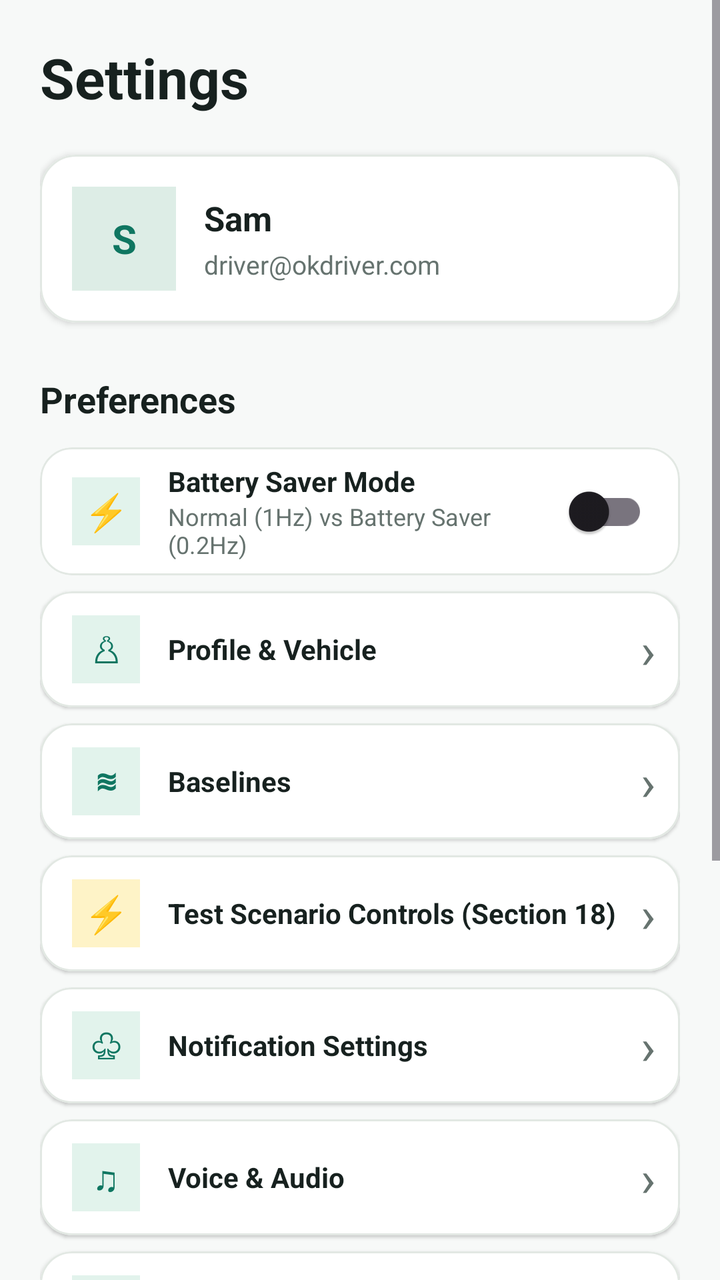
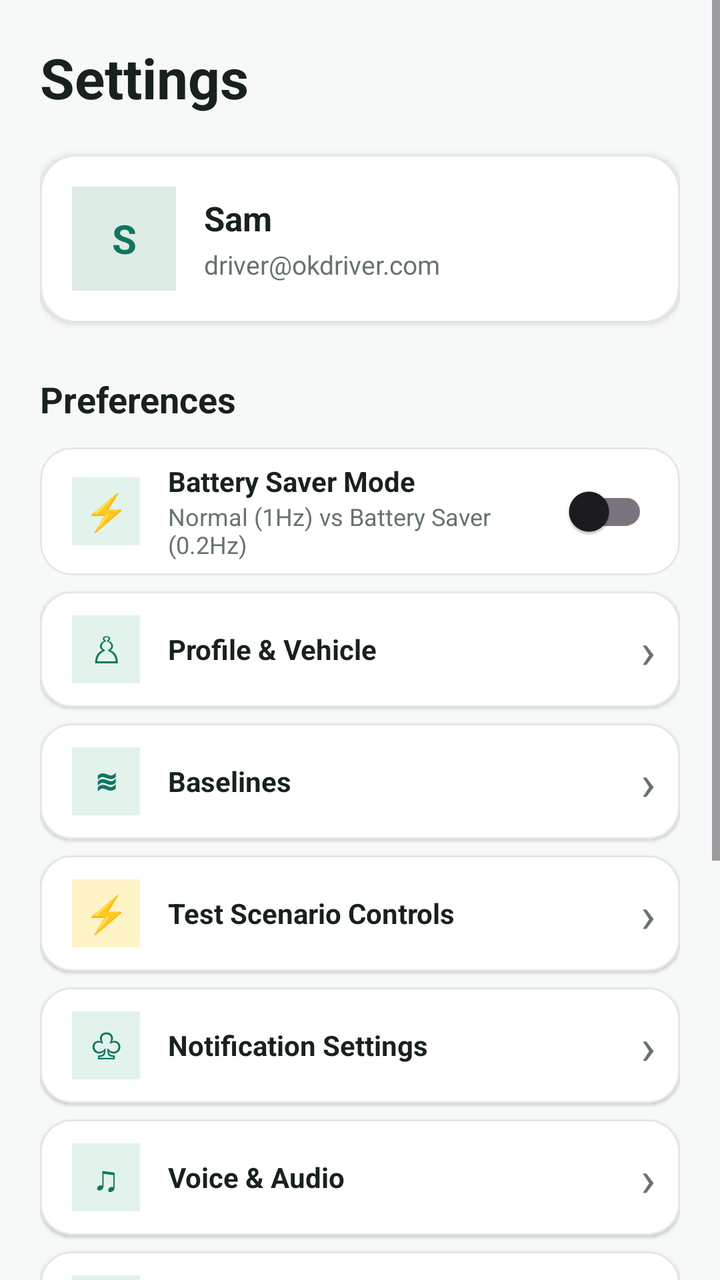

Compare the two renders of this Android layout. The source of the first and the diff that turns it into the second are given below.
<!-- AndroidManifest.xml: application theme Theme.OKDrivers -->
<!-- res/layout/fragment_settings.xml -->
<?xml version="1.0" encoding="utf-8"?>
<ScrollView
    xmlns:android="http://schemas.android.com/apk/res/android"
    xmlns:app="http://schemas.android.com/apk/res-auto"
    android:layout_width="match_parent"
    android:layout_height="match_parent"
    android:background="@color/ok_bg"
    android:fillViewport="true">

    <LinearLayout
        android:layout_width="match_parent"
        android:layout_height="wrap_content"
        android:orientation="vertical"
        android:padding="20dp">

        
        
        

        <TextView
            android:id="@+id/tvSettingsTitle"
            android:layout_width="wrap_content"
            android:layout_height="wrap_content"
            android:text="Settings"
            android:textColor="@color/ok_text"
            android:textSize="28sp"
            android:textStyle="bold" />


        
        
        

        <com.google.android.material.card.MaterialCardView
            android:id="@+id/cardProfile"
            android:layout_width="match_parent"
            android:layout_height="wrap_content"
            android:layout_marginTop="20dp"
            app:cardBackgroundColor="@color/white"
            app:cardCornerRadius="18dp"
            app:cardElevation="2dp"
            app:strokeColor="#E2E8E3"
            app:strokeWidth="1dp">

            <LinearLayout
                android:layout_width="match_parent"
                android:layout_height="wrap_content"
                android:orientation="horizontal"
                android:gravity="center_vertical"
                android:padding="16dp">

                

                <TextView
                    android:id="@+id/tvProfileInitial"
                    android:layout_width="52dp"
                    android:layout_height="52dp"
                    android:background="#DDEDE6"
                    android:gravity="center"
                    android:text="S"
                    android:textColor="@color/ok_green"
                    android:textSize="20sp"
                    android:textStyle="bold" />

                <LinearLayout
                    android:layout_width="0dp"
                    android:layout_height="wrap_content"
                    android:layout_weight="1"
                    android:layout_marginStart="14dp"
                    android:orientation="vertical">

                    <TextView
                        android:id="@+id/tvProfileName"
                        android:layout_width="wrap_content"
                        android:layout_height="wrap_content"
                        android:text="Sam"
                        android:textColor="@color/ok_text"
                        android:textSize="17sp"
                        android:textStyle="bold" />

                    <TextView
                        android:id="@+id/tvProfileEmail"
                        android:layout_width="wrap_content"
                        android:layout_height="wrap_content"
                        android:layout_marginTop="3dp"
                        android:text="driver@okdriver.com"
                        android:textColor="@color/ok_secondary"
                        android:textSize="13sp" />

                </LinearLayout>

            </LinearLayout>

        </com.google.android.material.card.MaterialCardView>


        
        
        

        <TextView
            android:id="@+id/tvSettingsSection"
            android:layout_width="wrap_content"
            android:layout_height="wrap_content"
            android:layout_marginTop="26dp"
            android:text="Preferences"
            android:textColor="@color/ok_text"
            android:textSize="18sp"
            android:textStyle="bold" />


        
        
        

        <com.google.android.material.card.MaterialCardView
            android:id="@+id/cardSamplingRate"
            android:layout_width="match_parent"
            android:layout_height="wrap_content"
            android:layout_marginTop="12dp"
            app:cardBackgroundColor="@color/white"
            app:cardCornerRadius="16dp"
            app:cardElevation="1dp"
            app:strokeColor="#E2E8E3"
            app:strokeWidth="1dp">

            <LinearLayout
                android:layout_width="match_parent"
                android:layout_height="64dp"
                android:gravity="center_vertical"
                android:orientation="horizontal"
                android:paddingStart="16dp"
                android:paddingEnd="16dp">

                <TextView
                    android:layout_width="34dp"
                    android:layout_height="34dp"
                    android:background="#E2F3EC"
                    android:gravity="center"
                    android:text="⚡"
                    android:textColor="@color/ok_green"
                    android:textSize="18sp" />

                <LinearLayout
                    android:layout_width="0dp"
                    android:layout_height="wrap_content"
                    android:layout_weight="1"
                    android:layout_marginStart="14dp"
                    android:orientation="vertical">

                    <TextView
                        android:layout_width="wrap_content"
                        android:layout_height="wrap_content"
                        android:text="Battery Saver Mode"
                        android:textColor="@color/ok_text"
                        android:textSize="14sp"
                        android:textStyle="bold" />

                    <TextView
                        android:id="@+id/tvSamplingRateDesc"
                        android:layout_width="wrap_content"
                        android:layout_height="wrap_content"
                        android:text="Normal (1Hz) vs Battery Saver (0.2Hz)"
                        android:textColor="@color/ok_secondary"
                        android:textSize="12sp" />

                </LinearLayout>

                <androidx.appcompat.widget.SwitchCompat
                    android:id="@+id/switchBatterySaver"
                    android:layout_width="wrap_content"
                    android:layout_height="wrap_content" />

            </LinearLayout>

        </com.google.android.material.card.MaterialCardView>


        
        
        

        <com.google.android.material.card.MaterialCardView
            android:id="@+id/cardProfileVehicle"
            android:layout_width="match_parent"
            android:layout_height="wrap_content"
            android:layout_marginTop="8dp"
            app:cardBackgroundColor="@color/white"
            app:cardCornerRadius="16dp"
            app:cardElevation="1dp"
            app:strokeColor="#E2E8E3"
            app:strokeWidth="1dp">

            <LinearLayout
                android:layout_width="match_parent"
                android:layout_height="58dp"
                android:gravity="center_vertical"
                android:orientation="horizontal"
                android:paddingStart="16dp"
                android:paddingEnd="12dp">

                <TextView
                    android:layout_width="34dp"
                    android:layout_height="34dp"
                    android:background="#E2F3EC"
                    android:gravity="center"
                    android:text="♙"
                    android:textColor="@color/ok_green"
                    android:textSize="18sp" />

                <TextView
                    android:layout_width="0dp"
                    android:layout_height="wrap_content"
                    android:layout_weight="1"
                    android:layout_marginStart="14dp"
                    android:text="Profile &amp; Vehicle"
                    android:textColor="@color/ok_text"
                    android:textSize="14sp"
                    android:textStyle="bold" />

                <TextView
                    android:layout_width="wrap_content"
                    android:layout_height="wrap_content"
                    android:text="›"
                    android:textColor="@color/ok_secondary"
                    android:textSize="25sp" />

            </LinearLayout>

        </com.google.android.material.card.MaterialCardView>


        
        
        

        <com.google.android.material.card.MaterialCardView
            android:id="@+id/cardBaselines"
            android:layout_width="match_parent"
            android:layout_height="wrap_content"
            android:layout_marginTop="8dp"
            app:cardBackgroundColor="@color/white"
            app:cardCornerRadius="16dp"
            app:cardElevation="1dp"
            app:strokeColor="#E2E8E3"
            app:strokeWidth="1dp">

            <LinearLayout
                android:layout_width="match_parent"
                android:layout_height="58dp"
                android:gravity="center_vertical"
                android:orientation="horizontal"
                android:paddingStart="16dp"
                android:paddingEnd="12dp">

                <TextView
                    android:layout_width="34dp"
                    android:layout_height="34dp"
                    android:background="#E2F3EC"
                    android:gravity="center"
                    android:text="≋"
                    android:textColor="@color/ok_green"
                    android:textSize="18sp"
                    android:textStyle="bold" />

                <TextView
                    android:layout_width="0dp"
                    android:layout_height="wrap_content"
                    android:layout_weight="1"
                    android:layout_marginStart="14dp"
                    android:text="Baselines"
                    android:textColor="@color/ok_text"
                    android:textSize="14sp"
                    android:textStyle="bold" />

                <TextView
                    android:layout_width="wrap_content"
                    android:layout_height="wrap_content"
                    android:text="›"
                    android:textColor="@color/ok_secondary"
                    android:textSize="25sp" />

            </LinearLayout>

        </com.google.android.material.card.MaterialCardView>


        
        
        

        <com.google.android.material.card.MaterialCardView
            android:id="@+id/cardTestControls"
            android:layout_width="match_parent"
            android:layout_height="wrap_content"
            android:layout_marginTop="8dp"
            app:cardBackgroundColor="@color/white"
            app:cardCornerRadius="16dp"
            app:cardElevation="1dp"
            app:strokeColor="#E2E8E3"
            app:strokeWidth="1dp">

            <LinearLayout
                android:layout_width="match_parent"
                android:layout_height="58dp"
                android:gravity="center_vertical"
                android:orientation="horizontal"
                android:paddingStart="16dp"
                android:paddingEnd="12dp">

                <TextView
                    android:layout_width="34dp"
                    android:layout_height="34dp"
                    android:background="#FEF3C7"
                    android:gravity="center"
                    android:text="⚡"
                    android:textColor="@color/ok_orange"
                    android:textSize="18sp"
                    android:textStyle="bold" />

                <TextView
                    android:layout_width="0dp"
                    android:layout_height="wrap_content"
                    android:layout_weight="1"
                    android:layout_marginStart="14dp"
                    android:text="Test Scenario Controls (Section 18)"
                    android:textColor="@color/ok_text"
                    android:textSize="14sp"
                    android:textStyle="bold" />

                <TextView
                    android:layout_width="wrap_content"
                    android:layout_height="wrap_content"
                    android:text="›"
                    android:textColor="@color/ok_secondary"
                    android:textSize="25sp" />

            </LinearLayout>

        </com.google.android.material.card.MaterialCardView>


        
        
        

        <com.google.android.material.card.MaterialCardView
            android:id="@+id/cardNotifications"
            android:layout_width="match_parent"
            android:layout_height="wrap_content"
            android:layout_marginTop="8dp"
            app:cardBackgroundColor="@color/white"
            app:cardCornerRadius="16dp"
            app:cardElevation="1dp"
            app:strokeColor="#E2E8E3"
            app:strokeWidth="1dp">

            <LinearLayout
                android:layout_width="match_parent"
                android:layout_height="58dp"
                android:gravity="center_vertical"
                android:orientation="horizontal"
                android:paddingStart="16dp"
                android:paddingEnd="12dp">

                <TextView
                    android:layout_width="34dp"
                    android:layout_height="34dp"
                    android:background="#E2F3EC"
                    android:gravity="center"
                    android:text="♧"
                    android:textColor="@color/ok_green"
                    android:textSize="18sp" />

                <TextView
                    android:layout_width="0dp"
                    android:layout_height="wrap_content"
                    android:layout_weight="1"
                    android:layout_marginStart="14dp"
                    android:text="Notification Settings"
                    android:textColor="@color/ok_text"
                    android:textSize="14sp"
                    android:textStyle="bold" />

                <TextView
                    android:layout_width="wrap_content"
                    android:layout_height="wrap_content"
                    android:text="›"
                    android:textColor="@color/ok_secondary"
                    android:textSize="25sp" />

            </LinearLayout>

        </com.google.android.material.card.MaterialCardView>


        
        
        

        <com.google.android.material.card.MaterialCardView
            android:id="@+id/cardVoiceAudio"
            android:layout_width="match_parent"
            android:layout_height="wrap_content"
            android:layout_marginTop="8dp"
            app:cardBackgroundColor="@color/white"
            app:cardCornerRadius="16dp"
            app:cardElevation="1dp"
            app:strokeColor="#E2E8E3"
            app:strokeWidth="1dp">

            <LinearLayout
                android:layout_width="match_parent"
                android:layout_height="58dp"
                android:gravity="center_vertical"
                android:orientation="horizontal"
                android:paddingStart="16dp"
                android:paddingEnd="12dp">

                <TextView
                    android:layout_width="34dp"
                    android:layout_height="34dp"
                    android:background="#E2F3EC"
                    android:gravity="center"
                    android:text="♫"
                    android:textColor="@color/ok_green"
                    android:textSize="18sp" />

                <TextView
                    android:layout_width="0dp"
                    android:layout_height="wrap_content"
                    android:layout_weight="1"
                    android:layout_marginStart="14dp"
                    android:text="Voice &amp; Audio"
                    android:textColor="@color/ok_text"
                    android:textSize="14sp"
                    android:textStyle="bold" />

                <TextView
                    android:layout_width="wrap_content"
                    android:layout_height="wrap_content"
                    android:text="›"
                    android:textColor="@color/ok_secondary"
                    android:textSize="25sp" />

            </LinearLayout>

        </com.google.android.material.card.MaterialCardView>


        
        
        

        <com.google.android.material.card.MaterialCardView
            android:id="@+id/cardPrivacy"
            android:layout_width="match_parent"
            android:layout_height="wrap_content"
            android:layout_marginTop="8dp"
            app:cardBackgroundColor="@color/white"
            app:cardCornerRadius="16dp"
            app:cardElevation="1dp"
            app:strokeColor="#E2E8E3"
            app:strokeWidth="1dp">

            <LinearLayout
                android:layout_width="match_parent"
                android:layout_height="58dp"
                android:gravity="center_vertical"
                android:orientation="horizontal"
                android:paddingStart="16dp"
                android:paddingEnd="12dp">

                <TextView
                    android:layout_width="34dp"
                    android:layout_height="34dp"
                    android:background="#E2F3EC"
                    android:gravity="center"
                    android:text="◆"
                    android:textColor="@color/ok_green"
                    android:textSize="15sp" />

                <TextView
                    android:layout_width="0dp"
                    android:layout_height="wrap_content"
                    android:layout_weight="1"
                    android:layout_marginStart="14dp"
                    android:text="Privacy &amp; Security"
                    android:textColor="@color/ok_text"
                    android:textSize="14sp"
                    android:textStyle="bold" />

                <TextView
                    android:layout_width="wrap_content"
                    android:layout_height="wrap_content"
                    android:text="›"
                    android:textColor="@color/ok_secondary"
                    android:textSize="25sp" />

            </LinearLayout>

        </com.google.android.material.card.MaterialCardView>


        
        
        

        <com.google.android.material.card.MaterialCardView
            android:id="@+id/cardAbout"
            android:layout_width="match_parent"
            android:layout_height="wrap_content"
            android:layout_marginTop="8dp"
            app:cardBackgroundColor="@color/white"
            app:cardCornerRadius="16dp"
            app:cardElevation="1dp"
            app:strokeColor="#E2E8E3"
            app:strokeWidth="1dp">

            <LinearLayout
                android:layout_width="match_parent"
                android:layout_height="58dp"
                android:gravity="center_vertical"
                android:orientation="horizontal"
                android:paddingStart="16dp"
                android:paddingEnd="12dp">

                <TextView
                    android:layout_width="34dp"
                    android:layout_height="34dp"
                    android:background="#E2F3EC"
                    android:gravity="center"
                    android:text="i"
                    android:textColor="@color/ok_green"
                    android:textSize="18sp"
                    android:textStyle="bold" />

                <TextView
                    android:layout_width="0dp"
                    android:layout_height="wrap_content"
                    android:layout_weight="1"
                    android:layout_marginStart="14dp"
                    android:text="About"
                    android:textColor="@color/ok_text"
                    android:textSize="14sp"
                    android:textStyle="bold" />

                <TextView
                    android:layout_width="wrap_content"
                    android:layout_height="wrap_content"
                    android:text="›"
                    android:textColor="@color/ok_secondary"
                    android:textSize="25sp" />

            </LinearLayout>

        </com.google.android.material.card.MaterialCardView>


        
        
        

        <com.google.android.material.button.MaterialButton
            android:id="@+id/btnLogout"
            android:layout_width="match_parent"
            android:layout_height="54dp"
            android:layout_marginTop="28dp"
            android:layout_marginBottom="100dp"
            android:text="Log Out"
            android:textAllCaps="false"
            android:textColor="@color/white"
            android:textSize="14sp"
            app:backgroundTint="@color/ok_text"
            app:cornerRadius="27dp" />

    </LinearLayout>

</ScrollView>
<!-- resources referenced by this layout -->
<resources>
  <color name="ok_bg">#F7F9F8</color>
  <color name="ok_green">#0F7661</color>
  <color name="ok_orange">#F59E0B</color>
  <color name="ok_secondary">#66736F</color>
  <color name="ok_text">#17211F</color>
  <color name="white">#FFFFFFFF</color>
  <style name="Theme.OKDrivers" parent="Base.Theme.OKDrivers" />
  <style name="Base.Theme.OKDrivers" parent="Theme.Material3.DayNight.NoActionBar">
          
          
      </style>
</resources>

<!-- the commit's change to res/layout/fragment_settings.xml (unified diff, before → after) -->
@@ -323,7 +323,7 @@
                     android:layout_height="wrap_content"
                     android:layout_weight="1"
                     android:layout_marginStart="14dp"
-                    android:text="Test Scenario Controls (Section 18)"
+                    android:text="Test Scenario Controls"
                     android:textColor="@color/ok_text"
                     android:textSize="14sp"
                     android:textStyle="bold" />
